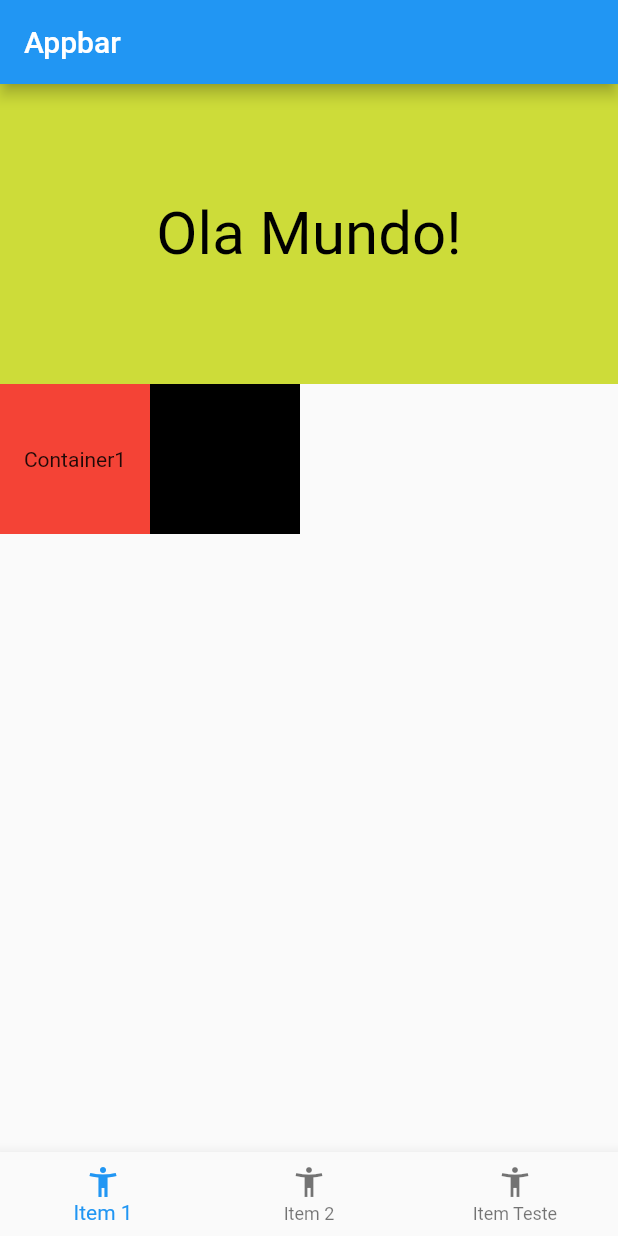
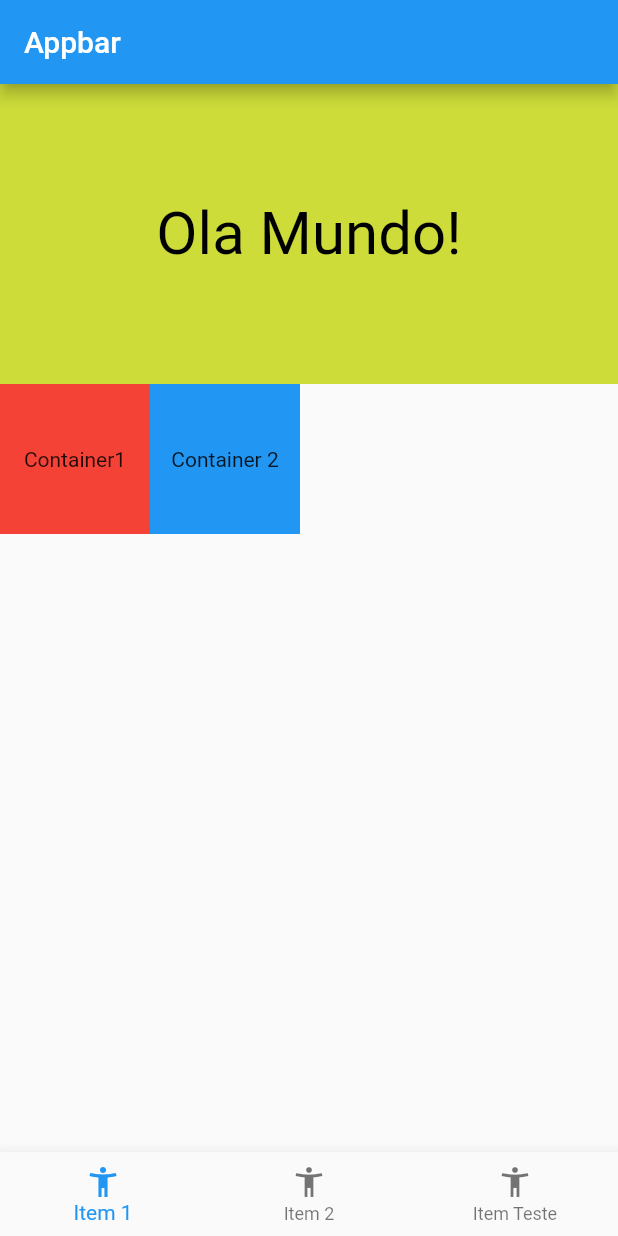
Before and after one commit to NicolasXM/todolist, a Flutter app: the screen it shows after launch, on a phone screen of 412 x 824 dp. Run offline on Flutter 3.47's test engine with Material 2 defaults, Android fonts, the phone set to English and light mode, and no system bars.

```diff
--- a/lib/pages/home_page.dart
+++ b/lib/pages/home_page.dart
@@ -1,7 +1,7 @@
 import 'package:flutter/material.dart';
 
 class HomePage extends StatelessWidget {
-  const HomePage({Key? key}) : super(key: key);
+  PageController _pageController = PageController();
 
   @override
   Widget build(BuildContext context) {
@@ -9,7 +9,10 @@ class HomePage extends StatelessWidget {
       appBar: AppBar(
         title: Text("Appbar"),
       ),
-      body: Column(children: [
+      body: PageView(
+        controller: _pageController,
+        children: [
+          Column(children: [
             Container(
               height: 200,
               width: MediaQuery.of(context).size.width,
@@ -34,7 +37,7 @@ class HomePage extends StatelessWidget {
                   ),
                 ),
                 Container(
-              color: Colors.black,
+                  color: Colors.blue,
                   height: 100,
                   width: 100,
                   child: Center(
@@ -44,7 +47,16 @@ class HomePage extends StatelessWidget {
               ],
             )
           ]),
+          Container(
+            color: Colors.red,
+          ),
+          Container(
+            color: Colors.yellow,
+          ),
+        ],
+      ),
       bottomNavigationBar: BottomNavigationBar(
+        onTap: (int index) => _pageController.jumpToPage(index),
         items: [
           BottomNavigationBarItem(
               icon: Icon(Icons.accessibility_new_outlined), label: 'Item 1'),
```
Lines whose indentation alone changed are shown as unchanged.
